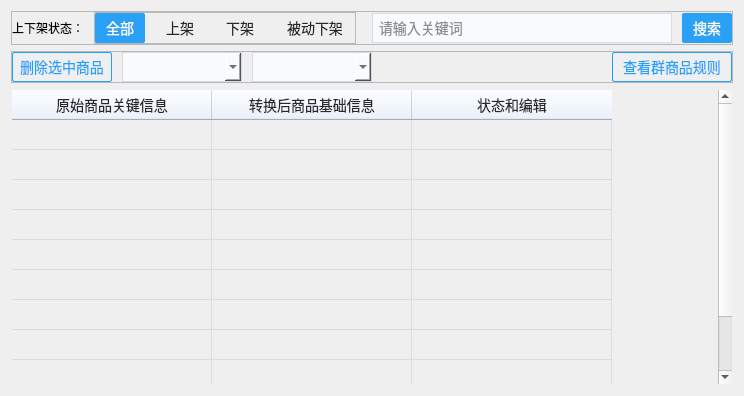
Qt form dataconvert/dataConvert/publishmanager.ui (wentaosong1993/Qt) before a commit.
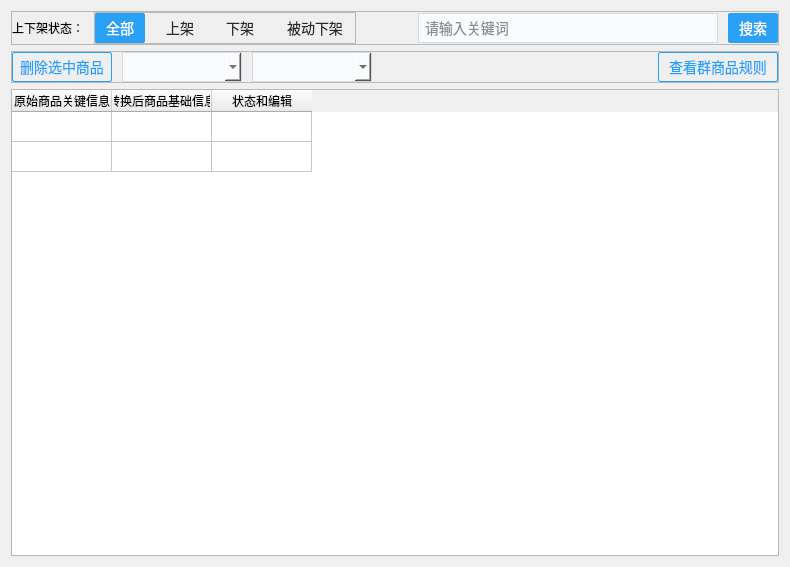
The same form after that commit. Icons and pictures are not drawn.

Commit message: tableWidget练习

What changed in the file:
```diff
--- a/dataconvert/dataConvert/publishmanager.ui
+++ b/dataconvert/dataConvert/publishmanager.ui
@@ -6,15 +6,15 @@
    <rect>
     <x>0</x>
     <y>0</y>
-    <width>744</width>
-    <height>396</height>
+    <width>790</width>
+    <height>567</height>
    </rect>
   </property>
   <property name="windowTitle">
    <string>Form</string>
   </property>
-  <layout class="QVBoxLayout" name="verticalLayout">
-   <item>
+  <layout class="QGridLayout" name="gridLayout">
+   <item row="0" column="0">
     <widget class="QFrame" name="HeadFrame">
      <property name="frameShape">
       <enum>QFrame::StyledPanel</enum>
@@ -271,7 +271,7 @@
      </layout>
     </widget>
    </item>
-   <item>
+   <item row="1" column="0">
     <widget class="QFrame" name="MenuFrame">
      <property name="frameShape">
       <enum>QFrame::StyledPanel</enum>
@@ -424,7 +424,7 @@
      </layout>
     </widget>
    </item>
-   <item>
+   <item row="2" column="0">
     <widget class="QTableWidget" name="tableWidget_2">
      <property name="minimumSize">
       <size>
@@ -436,32 +436,7 @@
       <enum>Qt::TabFocus</enum>
      </property>
      <property name="styleSheet">
-      <string notr="true">*{ outline: 0px;}
-QTableView {
-    color: black;								/*表格内文字颜色*/
-    gridline-color: #D4DCE6;					/*表格内框颜色*/
-    background-color: transparent;					/*表格内背景色*/
-    alternate-background-color: rgb(64, 64, 64);
-    selection-color: black;						/*选中区域的文字颜色*/
-    selection-background-color:#E7F1FC;			/*选中区域的背景色*/
-
-}
-
-.QHeaderView {
-    color: black;
-    font: bold 14px;
-    background-color: transparent;
-}
-
-.QHeaderView::section:horizontal           
-{
-	font:14px;
-	color:#282828;
-	background-color:#E7F1FC;
-	text-align:center;
-	min-height:30px;
-}
-</string>
+      <string notr="true"/>
      </property>
      <property name="editTriggers">
       <set>QAbstractItemView::NoEditTriggers</set>
@@ -476,10 +451,10 @@
       <bool>true</bool>
      </property>
      <property name="rowCount">
-      <number>10</number>
+      <number>2</number>
      </property>
      <attribute name="horizontalHeaderDefaultSectionSize">
-      <number>200</number>
+      <number>100</number>
      </attribute>
      <attribute name="horizontalHeaderMinimumSectionSize">
       <number>30</number>
@@ -494,18 +469,10 @@
       <bool>false</bool>
      </attribute>
      <attribute name="verticalHeaderStretchLastSection">
-      <bool>true</bool>
+      <bool>false</bool>
      </attribute>
      <row/>
      <row/>
-     <row/>
-     <row/>
-     <row/>
-     <row/>
-     <row/>
-     <row/>
-     <row/>
-     <row/>
      <column>
       <property name="text">
        <string>原始商品关键信息</string>
```
Left out of the diff: 5 changed lines with no effect on the pictures. The commit also changes 7 other files.
